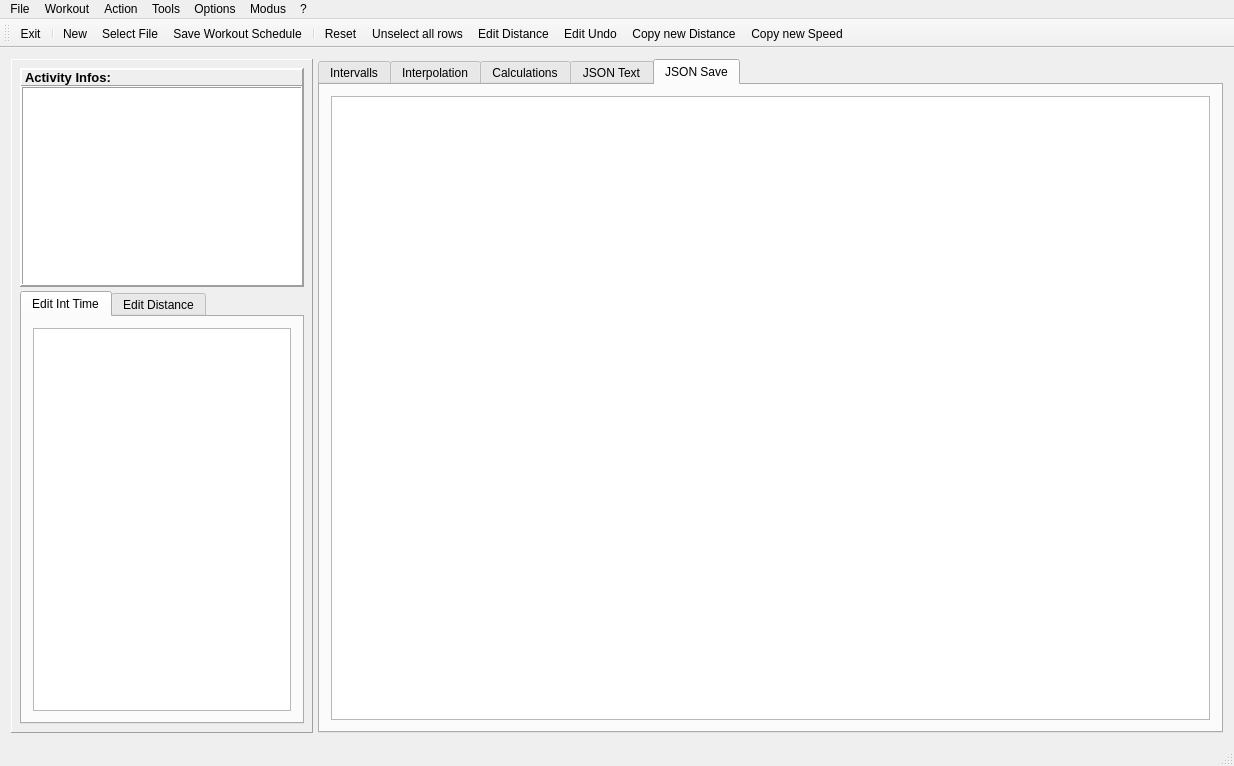
First picture: the form in mainwindow.ui, repository Tria-Andy/WorkoutEditor, before the edit.
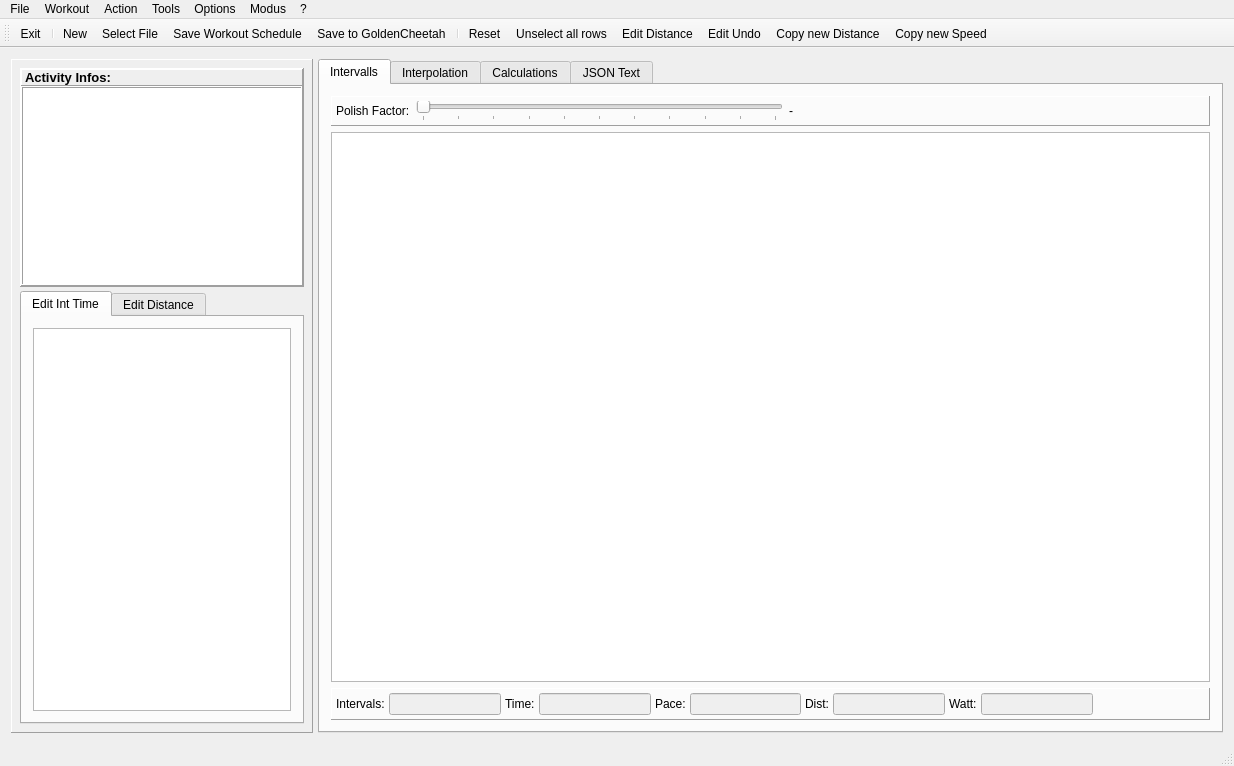
Second picture: the form after the edit. The open tabs and pages were chosen to show the change. Icons and pictures are not drawn.

Diff of the .ui file:
```diff
--- a/mainwindow.ui
+++ b/mainwindow.ui
@@ -1382,16 +1382,6 @@
             </item>
            </layout>
           </widget>
-          <widget class="QWidget" name="tab_7">
-           <attribute name="title">
-            <string>JSON Save</string>
-           </attribute>
-           <layout class="QVBoxLayout" name="verticalLayout_10">
-            <item>
-             <widget class="QPlainTextEdit" name="plainTextEdit_saveToGC"/>
-            </item>
-           </layout>
-          </widget>
          </widget>
         </item>
        </layout>
@@ -1495,6 +1485,7 @@
    <addaction name="actionNew"/>
    <addaction name="actionSelect_File"/>
    <addaction name="actionSave_Workout_Schedule"/>
+   <addaction name="actionSave_to_GoldenCheetah"/>
    <addaction name="separator"/>
    <addaction name="actionReset"/>
    <addaction name="actionUnselect_all_rows"/>
@@ -1694,6 +1685,15 @@
     <string>LapEditor</string>
    </property>
   </action>
+  <action name="actionSave_to_GoldenCheetah">
+   <property name="icon">
+    <iconset resource="resources.qrc">
+     <normaloff>:/images/icons/Save.png</normaloff>:/images/icons/Save.png</iconset>
+   </property>
+   <property name="text">
+    <string>Save to GoldenCheetah</string>
+   </property>
+  </action>
  </widget>
  <layoutdefault spacing="6" margin="11"/>
  <resources>
```
Left out of the diff: 4 changed lines with no effect on the pictures.
